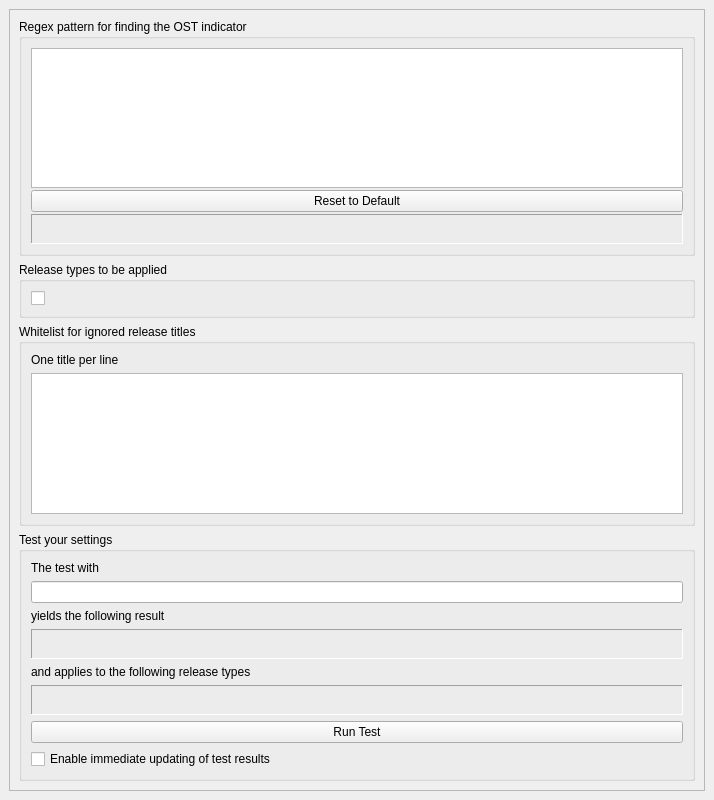
This is title_cleaner_ost/title_cleaner_ost_config.ui in nrth3rnlb/picard-plugin-title_cleaner_ost as Qt 5 draws it before an edit. The edited form follows.
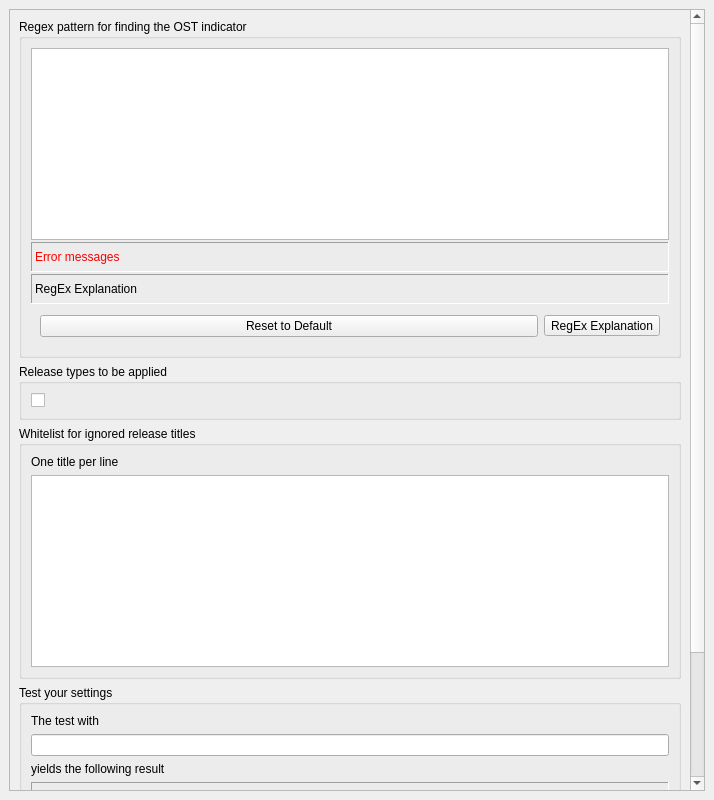
This is the edited form.

Commit message: fix(logic): Changes to the title will also be made if no checkbox is selected

```diff
--- a/title_cleaner_ost/title_cleaner_ost_config.ui
+++ b/title_cleaner_ost/title_cleaner_ost_config.ui
@@ -36,8 +36,8 @@
        <rect>
         <x>0</x>
         <y>0</y>
-        <width>694</width>
-        <height>780</height>
+        <width>681</width>
+        <height>961</height>
        </rect>
       </property>
       <layout class="QVBoxLayout" name="verticalLayout_2">
@@ -69,16 +69,6 @@
             </property>
            </widget>
           </item>
-          <item>
-           <widget class="QPushButton" name="reset_button">
-            <property name="toolTip">
-             <string>Resets the regex pattern to the default value.</string>
-            </property>
-            <property name="text">
-             <string>Reset to Default</string>
-            </property>
-           </widget>
-          </item>
           <item>
            <widget class="QLabel" name="regex_error_message">
             <property name="minimumSize">
@@ -97,7 +87,7 @@
              <enum>QFrame::Sunken</enum>
             </property>
             <property name="text">
-             <string/>
+             <string>Error messages</string>
             </property>
             <property name="textFormat">
              <enum>Qt::PlainText</enum>
@@ -107,6 +97,66 @@
             </property>
            </widget>
           </item>
+          <item>
+           <widget class="QLabel" name="regex_help">
+            <property name="minimumSize">
+             <size>
+              <width>0</width>
+              <height>30</height>
+             </size>
+            </property>
+            <property name="visible">
+             <bool>true</bool>
+            </property>
+            <property name="frameShape">
+             <enum>QFrame::Panel</enum>
+            </property>
+            <property name="frameShadow">
+             <enum>QFrame::Sunken</enum>
+            </property>
+            <property name="text">
+             <string>RegEx Explanation</string>
+            </property>
+            <property name="textFormat">
+             <enum>Qt::MarkdownText</enum>
+            </property>
+            <property name="wordWrap">
+             <bool>true</bool>
+            </property>
+            <property name="textInteractionFlags">
+             <set>Qt::LinksAccessibleByKeyboard|Qt::LinksAccessibleByMouse|Qt::TextBrowserInteraction|Qt::TextSelectableByKeyboard|Qt::TextSelectableByMouse</set>
+            </property>
+           </widget>
+          </item>
+          <item>
+           <widget class="QWidget" name="widget" native="true">
+            <layout class="QHBoxLayout" name="horizontalLayout">
+             <item>
+              <widget class="QPushButton" name="reset_button">
+               <property name="toolTip">
+                <string>Resets the regex pattern to the default value.</string>
+               </property>
+               <property name="text">
+                <string>Reset to Default</string>
+               </property>
+              </widget>
+             </item>
+             <item>
+              <widget class="QToolButton" name="toggle_regex_help">
+               <property name="toolTip">
+                <string>Shows/Hides the RegEx Explanation for the Default RegEx</string>
+               </property>
+               <property name="text">
+                <string>RegEx Explanation</string>
+               </property>
+               <property name="checkable">
+                <bool>true</bool>
+               </property>
+              </widget>
+             </item>
+            </layout>
+           </widget>
+          </item>
          </layout>
         </widget>
        </item>
```
Left out of the diff: 19 changed lines with no effect on the pictures. The commit also changes 2 other files.
